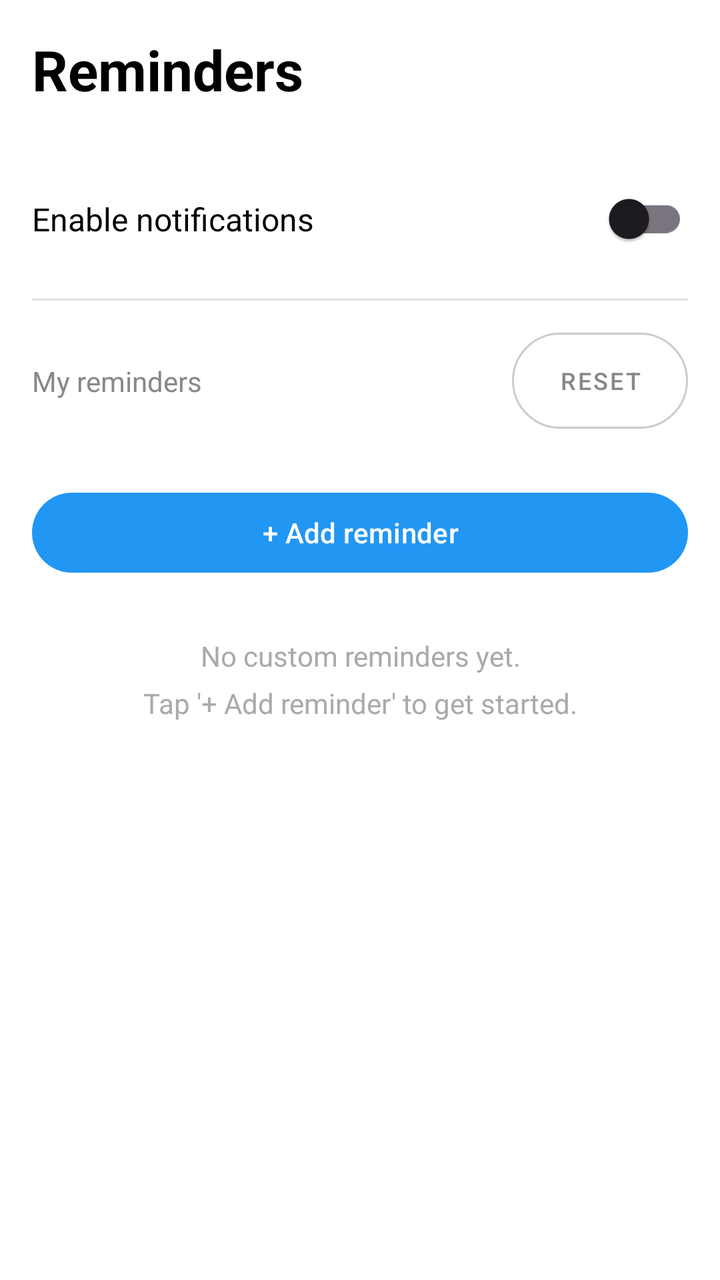
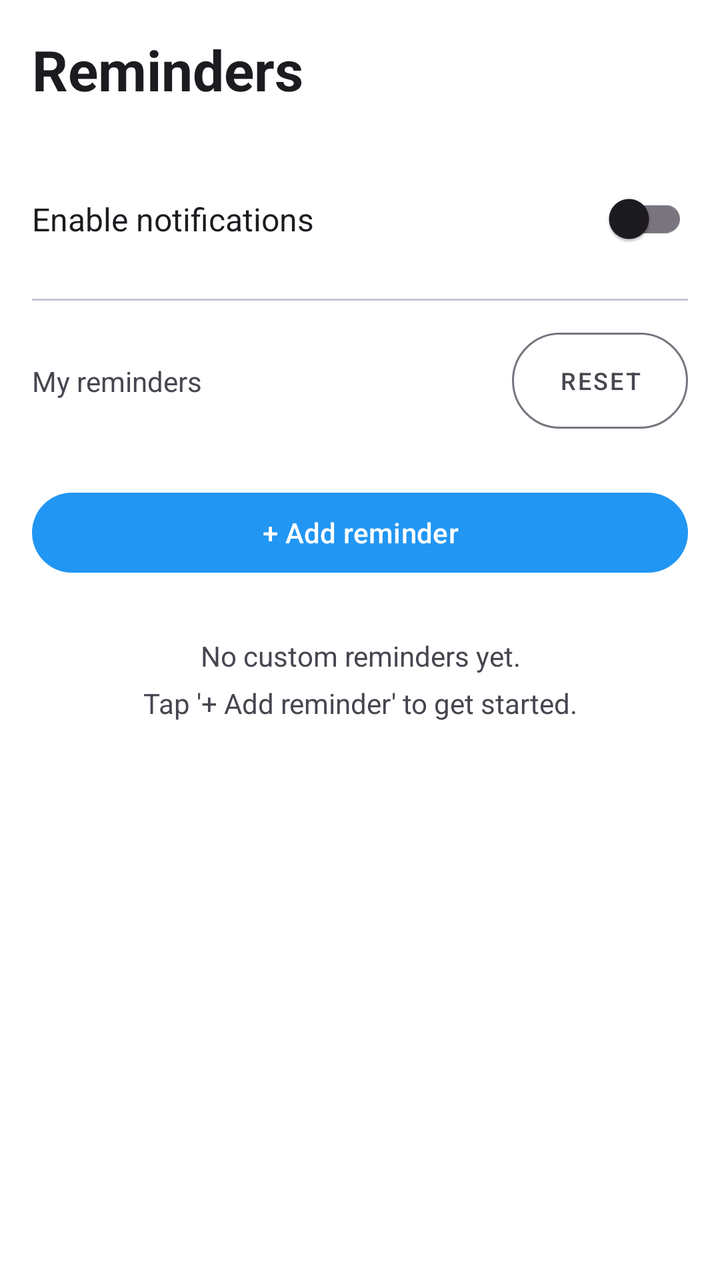

The first picture is an Android layout as it rendered before a commit; the second is the same layout after the commit. The layout source and the unified diff follow.
<!-- AndroidManifest.xml: application theme Theme.WaterReminder -->
<!-- res/layout/fragment_reminders.xml -->
<?xml version="1.0" encoding="utf-8"?>
<androidx.core.widget.NestedScrollView xmlns:android="http://schemas.android.com/apk/res/android"
    xmlns:app="http://schemas.android.com/apk/res-auto"
    android:layout_width="match_parent"
    android:layout_height="match_parent"
    android:background="#FFFFFF">

    <androidx.constraintlayout.widget.ConstraintLayout
        android:layout_width="match_parent"
        android:layout_height="match_parent"
        android:padding="16dp">

        <TextView
            android:id="@+id/title_reminders"
            android:layout_width="0dp"
            android:layout_height="wrap_content"
            android:text="Reminders"
            android:textSize="28sp"
            android:textStyle="bold"
            android:textColor="#000000"
            app:layout_constraintEnd_toEndOf="parent"
            app:layout_constraintStart_toStartOf="parent"
            app:layout_constraintTop_toTopOf="parent" />

        
        <TextView
            android:id="@+id/label_notifications"
            android:layout_width="0dp"
            android:layout_height="wrap_content"
            android:layout_marginTop="32dp"
            android:text="Enable notifications"
            android:textSize="16sp"
            android:textColor="#000000"
            app:layout_constraintBottom_toBottomOf="@id/switch_notifications"
            app:layout_constraintStart_toStartOf="parent"
            app:layout_constraintTop_toBottomOf="@id/title_reminders" />

        <com.google.android.material.switchmaterial.SwitchMaterial
            android:id="@+id/switch_notifications"
            android:layout_width="wrap_content"
            android:layout_height="wrap_content"
            android:layout_marginTop="32dp"
            app:layout_constraintEnd_toEndOf="parent"
            app:layout_constraintTop_toBottomOf="@id/title_reminders" />

        <View
            android:id="@+id/divider"
            android:layout_width="0dp"
            android:layout_height="1dp"
            android:layout_marginTop="16dp"
            android:background="#E0E0E0"
            app:layout_constraintEnd_toEndOf="parent"
            app:layout_constraintStart_toStartOf="parent"
            app:layout_constraintTop_toBottomOf="@id/switch_notifications" />

        
        <TextView
            android:id="@+id/label_reminders"
            android:layout_width="0dp"
            android:layout_height="wrap_content"
            android:layout_marginTop="16dp"
            android:text="My reminders"
            android:textSize="14sp"
            android:textColor="#888888"
            app:layout_constraintEnd_toStartOf="@id/button_reset_reminders"
            app:layout_constraintStart_toStartOf="parent"
            app:layout_constraintTop_toBottomOf="@id/divider"
            app:layout_constraintBottom_toBottomOf="@id/button_reset_reminders" />

        <com.google.android.material.button.MaterialButton
            android:id="@+id/button_reset_reminders"
            android:layout_width="wrap_content"
            android:layout_height="wrap_content"
            android:layout_marginTop="16dp"
            android:text="Reset"
            android:textSize="12sp"
            style="@style/Widget.MaterialComponents.Button.OutlinedButton"
            app:cornerRadius="24dp"
            app:strokeColor="#CCCCCC"
            android:textColor="#888888"
            android:paddingStart="12dp"
            android:paddingEnd="12dp"
            android:insetTop="0dp"
            android:insetBottom="0dp"
            app:layout_constraintEnd_toEndOf="parent"
            app:layout_constraintTop_toBottomOf="@id/divider" />

        <com.google.android.material.button.MaterialButton
            android:id="@+id/button_add_reminder"
            android:layout_width="0dp"
            android:layout_height="wrap_content"
            android:layout_marginTop="28dp"
            android:text="+ Add reminder"
            app:backgroundTint="#2196F3"
            app:cornerRadius="24dp"
            app:layout_constraintEnd_toEndOf="parent"
            app:layout_constraintStart_toStartOf="parent"
            app:layout_constraintTop_toBottomOf="@id/button_reset_reminders" />

        <LinearLayout
            android:id="@+id/container_reminders"
            android:layout_width="0dp"
            android:layout_height="wrap_content"
            android:layout_marginTop="12dp"
            android:orientation="vertical"
            app:layout_constraintEnd_toEndOf="parent"
            app:layout_constraintStart_toStartOf="parent"
            app:layout_constraintTop_toBottomOf="@id/button_add_reminder" />

        <TextView
            android:id="@+id/text_no_reminders"
            android:layout_width="0dp"
            android:layout_height="wrap_content"
            android:layout_marginTop="16dp"
            android:gravity="center"
            android:text="No custom reminders yet.\nTap '+ Add reminder' to get started."
            android:textColor="#AAAAAA"
            android:textSize="14sp"
            android:lineSpacingMultiplier="1.4"
            app:layout_constraintEnd_toEndOf="parent"
            app:layout_constraintStart_toStartOf="parent"
            app:layout_constraintTop_toBottomOf="@id/container_reminders" />

    </androidx.constraintlayout.widget.ConstraintLayout>
</androidx.core.widget.NestedScrollView>
<!-- resources referenced by this layout -->
<resources>
  <style name="Theme.WaterReminder" parent="Base.Theme.WaterReminder" />
  <style name="Base.Theme.WaterReminder" parent="Theme.Material3.DayNight.NoActionBar">
          
          
      </style>
</resources>

<!-- the commit's change to res/layout/fragment_reminders.xml (unified diff, before → after) -->
@@ -3,7 +3,7 @@
     xmlns:app="http://schemas.android.com/apk/res-auto"
     android:layout_width="match_parent"
     android:layout_height="match_parent"
-    android:background="#FFFFFF">
+    android:background="@color/page_background">
 
     <androidx.constraintlayout.widget.ConstraintLayout
         android:layout_width="match_parent"
@@ -17,7 +17,7 @@
             android:text="Reminders"
             android:textSize="28sp"
             android:textStyle="bold"
-            android:textColor="#000000"
+            android:textColor="?attr/colorOnSurface"
             app:layout_constraintEnd_toEndOf="parent"
             app:layout_constraintStart_toStartOf="parent"
             app:layout_constraintTop_toTopOf="parent" />
@@ -30,7 +30,7 @@
             android:layout_marginTop="32dp"
             android:text="Enable notifications"
             android:textSize="16sp"
-            android:textColor="#000000"
+            android:textColor="?attr/colorOnSurface"
             app:layout_constraintBottom_toBottomOf="@id/switch_notifications"
             app:layout_constraintStart_toStartOf="parent"
             app:layout_constraintTop_toBottomOf="@id/title_reminders" />
@@ -48,7 +48,7 @@
             android:layout_width="0dp"
             android:layout_height="1dp"
             android:layout_marginTop="16dp"
-            android:background="#E0E0E0"
+            android:background="?attr/colorOutlineVariant"
             app:layout_constraintEnd_toEndOf="parent"
             app:layout_constraintStart_toStartOf="parent"
             app:layout_constraintTop_toBottomOf="@id/switch_notifications" />
@@ -61,7 +61,7 @@
             android:layout_marginTop="16dp"
             android:text="My reminders"
             android:textSize="14sp"
-            android:textColor="#888888"
+            android:textColor="?attr/colorOnSurfaceVariant"
             app:layout_constraintEnd_toStartOf="@id/button_reset_reminders"
             app:layout_constraintStart_toStartOf="parent"
             app:layout_constraintTop_toBottomOf="@id/divider"
@@ -76,8 +76,8 @@
             android:textSize="12sp"
             style="@style/Widget.MaterialComponents.Button.OutlinedButton"
             app:cornerRadius="24dp"
-            app:strokeColor="#CCCCCC"
-            android:textColor="#888888"
+            app:strokeColor="?attr/colorOutline"
+            android:textColor="?attr/colorOnSurfaceVariant"
             android:paddingStart="12dp"
             android:paddingEnd="12dp"
             android:insetTop="0dp"
@@ -91,7 +91,7 @@
             android:layout_height="wrap_content"
             android:layout_marginTop="28dp"
             android:text="+ Add reminder"
-            app:backgroundTint="#2196F3"
+            app:backgroundTint="@color/brand_blue"
             app:cornerRadius="24dp"
             app:layout_constraintEnd_toEndOf="parent"
             app:layout_constraintStart_toStartOf="parent"
@@ -114,7 +114,7 @@
             android:layout_marginTop="16dp"
             android:gravity="center"
             android:text="No custom reminders yet.\nTap '+ Add reminder' to get started."
-            android:textColor="#AAAAAA"
+            android:textColor="?attr/colorOnSurfaceVariant"
             android:textSize="14sp"
             android:lineSpacingMultiplier="1.4"
             app:layout_constraintEnd_toEndOf="parent"
<!-- resource entries referenced after the edit -->
@@ -1,5 +1,7 @@
 <!-- resources referenced by this layout -->
 <resources>
+  <color name="brand_blue">#2196F3</color>
+  <color name="page_background">#FFFFFF</color>
   <style name="Theme.WaterReminder" parent="Base.Theme.WaterReminder" />
   <style name="Base.Theme.WaterReminder" parent="Theme.Material3.DayNight.NoActionBar">
           
